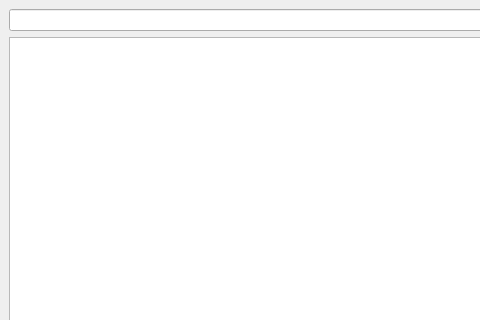
Before: the Qt Designer form mainwindow.ui in stavkidisq/lab-2, drawn with Qt 5; both pictures show x 0 to 480 and y 0 to 320 of the 800 by 600 pixel window.
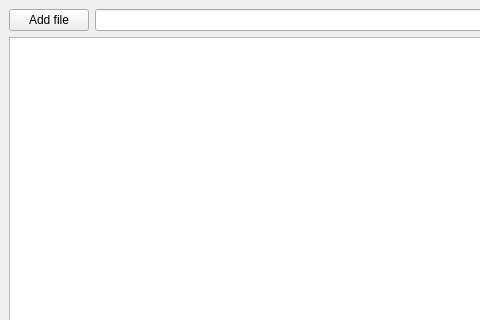
After: the same form once the commit is applied. Custom widgets are drawn as their Qt base class.

Patch:
```diff
--- a/mainwindow.ui
+++ b/mainwindow.ui
@@ -17,6 +17,13 @@
    <layout class="QVBoxLayout" name="verticalLayout">
     <item>
      <layout class="QHBoxLayout" name="horizontalLayout">
+      <item>
+       <widget class="QPushButton" name="pushButton">
+        <property name="text">
+         <string>Add file</string>
+        </property>
+       </widget>
+      </item>
       <item>
        <widget class="QLineEdit" name="editSearch"/>
       </item>
```
Left out of the diff: 17 changed lines with no effect on the pictures.
